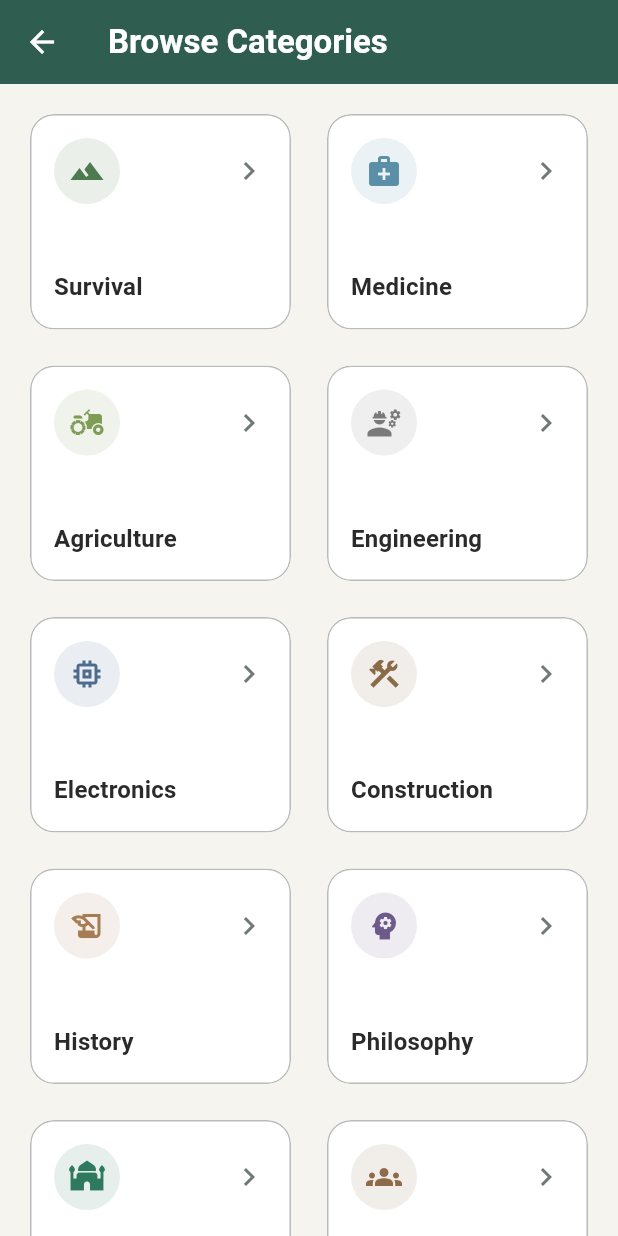
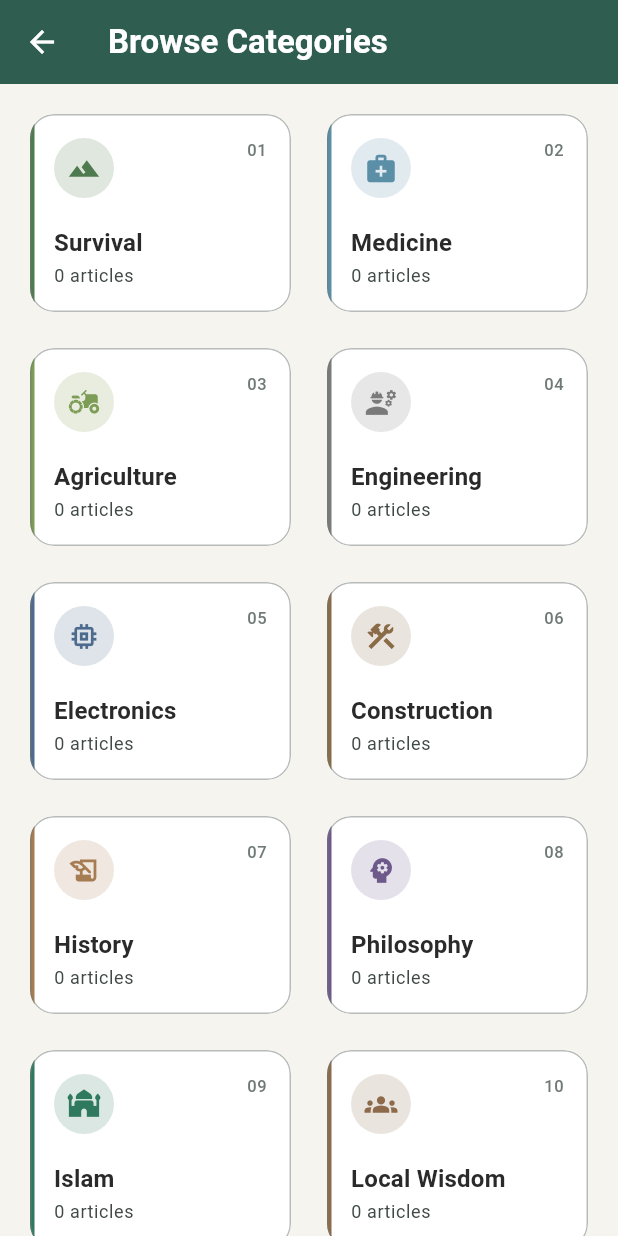
Before and after one commit to Daemonn00/humanity-vault-ai, a Flutter app: the CategoriesScreen screen opened directly, on a phone screen of 412 x 824 dp. Run offline on Flutter 3.47's test engine with Material 3 defaults, Android fonts, the phone set to English and light mode, and no system bars.

Commit message:
Alpha 3.1: field-manual Categories polish
Restyles CategoryCard as a field-manual index entry: real article count
from ArticlesRepository (singular/plural aware), a muted two-digit index
marker (01-11) replacing the redundant chevron, a stronger icon-badge
tint (0.12 -> 0.18 alpha), and a thin category-colored left accent line.
Grid density tightened (childAspectRatio 1.2 -> 1.3) and the grid gains
extra bottom padding on top of the existing SafeArea so the final card
clears the Android system navigation area with comfortable margin.

All colors come from existing category tokens; no new dependencies,
shadows, gradients, animations, or fonts. Only Browse Categories is
affected.

Co-Authored-By: Claude Fable 5 <noreply@anthropic.com>

```diff
--- a/humanity_vault_app/lib/features/library/presentation/categories_screen.dart
+++ b/humanity_vault_app/lib/features/library/presentation/categories_screen.dart
@@ -1,6 +1,7 @@
 import 'package:flutter/material.dart';
 
 import '../../../core/theme/app_spacing.dart';
+import '../data/articles_repository.dart';
 import '../data/categories_repository.dart';
 import 'article_list_screen.dart';
 import '../../../shared/widgets/category_card.dart';
@@ -20,12 +21,17 @@ class CategoriesScreen extends StatelessWidget {
       body: SafeArea(
         top: false,
         child: GridView.builder(
-          padding: const EdgeInsets.all(AppSpacing.screenPadding),
+          padding: const EdgeInsets.fromLTRB(
+            AppSpacing.screenPadding,
+            AppSpacing.screenPadding,
+            AppSpacing.screenPadding,
+            AppSpacing.screenPadding + AppSpacing.sm,
+          ),
           gridDelegate: const SliverGridDelegateWithFixedCrossAxisCount(
             crossAxisCount: 2,
             mainAxisSpacing: AppSpacing.md,
             crossAxisSpacing: AppSpacing.md,
-            childAspectRatio: 1.2,
+            childAspectRatio: 1.3,
           ),
           itemCount: categories.length,
           itemBuilder: (context, index) {
@@ -34,6 +40,9 @@ class CategoriesScreen extends StatelessWidget {
               icon: category.icon,
               name: category.name,
               color: category.color,
+              index: index + 1,
+              articleCount:
+                  ArticlesRepository().getArticles(category.folderName).length,
               onTap: () {
                 Navigator.of(context).push(
                   MaterialPageRoute(
--- a/humanity_vault_app/lib/shared/widgets/category_card.dart
+++ b/humanity_vault_app/lib/shared/widgets/category_card.dart
@@ -2,30 +2,52 @@ import 'package:flutter/material.dart';
 
 import '../../core/theme/app_spacing.dart';
 
-/// A grid tile representing a knowledge category.
+/// A grid tile representing a knowledge category, styled as a
+/// field-manual index entry.
 ///
-/// Shows a tinted icon badge in the category's color and the category
-/// name, sized for a 2-column grid on phone screens.
+/// Shows a tinted icon badge and a thin accent line in the category's
+/// color, a muted two-digit index marker, the category name, and the
+/// real article count - sized for a 2-column grid on phone screens.
 class CategoryCard extends StatelessWidget {
   const CategoryCard({
     super.key,
     required this.icon,
     required this.name,
     required this.color,
+    required this.index,
+    required this.articleCount,
     required this.onTap,
   });
 
   final IconData icon;
   final String name;
   final Color color;
+
+  /// 1-based position in the category display order, shown as a
+  /// two-digit index marker (e.g. `01`).
+  final int index;
+
+  /// Number of real articles in this category.
+  final int articleCount;
+
   final VoidCallback onTap;
 
   @override
   Widget build(BuildContext context) {
+    final colorScheme = Theme.of(context).colorScheme;
+    final countLabel =
+        articleCount == 1 ? '1 article' : '$articleCount articles';
+
     return Card(
       clipBehavior: Clip.antiAlias,
       child: InkWell(
         onTap: onTap,
+        child: DecoratedBox(
+          decoration: BoxDecoration(
+            border: Border(
+              left: BorderSide(color: color, width: 3),
+            ),
+          ),
           child: Padding(
             padding: const EdgeInsets.all(AppSpacing.md),
             child: Column(
@@ -34,17 +56,27 @@ class CategoryCard extends StatelessWidget {
               children: [
                 Row(
                   mainAxisAlignment: MainAxisAlignment.spaceBetween,
+                  crossAxisAlignment: CrossAxisAlignment.start,
                   children: [
                     CircleAvatar(
-                    radius: 22,
-                    backgroundColor: color.withValues(alpha: 0.12),
-                    child: Icon(icon, color: color),
+                      radius: 20,
+                      backgroundColor: color.withValues(alpha: 0.18),
+                      child: Icon(icon, color: color, size: 22),
                     ),
-                  Icon(Icons.chevron_right,
-                      color: Theme.of(context).colorScheme.outline),
+                    Text(
+                      index.toString().padLeft(2, '0'),
+                      style: Theme.of(context)
+                          .textTheme
+                          .labelSmall
+                          ?.copyWith(color: colorScheme.outline),
+                    ),
                   ],
                 ),
-              const SizedBox(height: AppSpacing.sm + AppSpacing.xs),
+                Flexible(
+                  child: Column(
+                    mainAxisSize: MainAxisSize.min,
+                    crossAxisAlignment: CrossAxisAlignment.start,
+                    children: [
                       Flexible(
                         child: Text(
                           name,
@@ -53,7 +85,21 @@ class CategoryCard extends StatelessWidget {
                           overflow: TextOverflow.ellipsis,
                         ),
                       ),
+                      const SizedBox(height: 2),
+                      Text(
+                        countLabel,
+                        maxLines: 1,
+                        overflow: TextOverflow.ellipsis,
+                        style: Theme.of(context)
+                            .textTheme
+                            .bodySmall
+                            ?.copyWith(color: colorScheme.onSurfaceVariant),
+                      ),
                     ],
+                  ),
+                ),
+              ],
+            ),
           ),
         ),
       ),
```
Also changed, not shown: 1 other file. Lines whose indentation alone changed are shown as unchanged.
